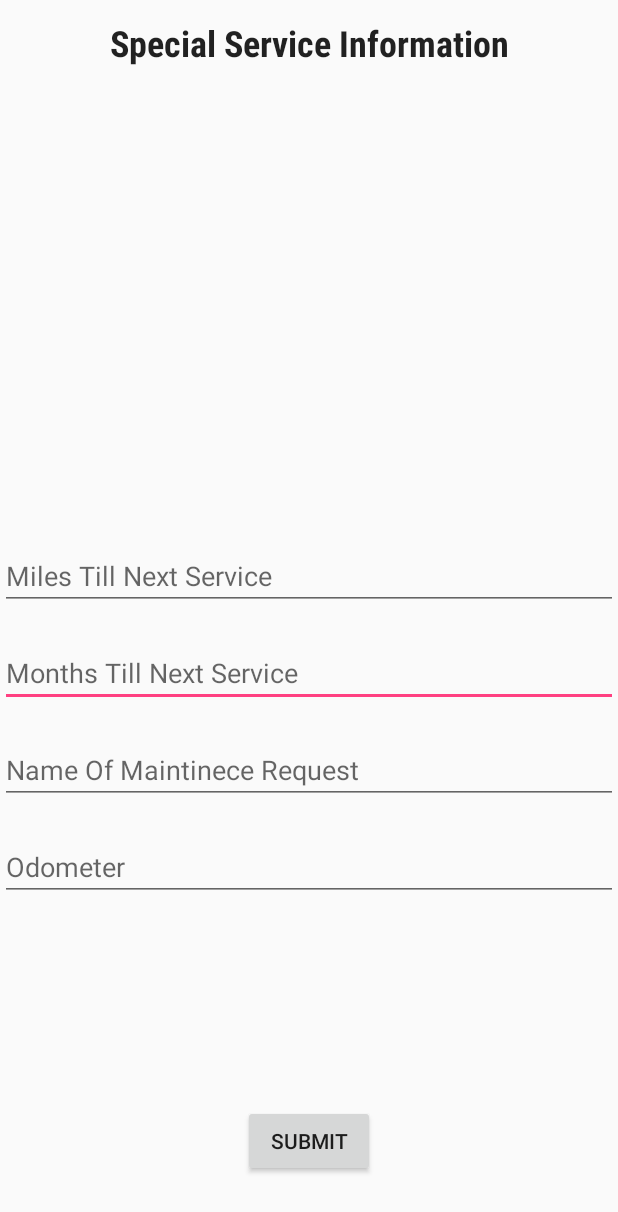
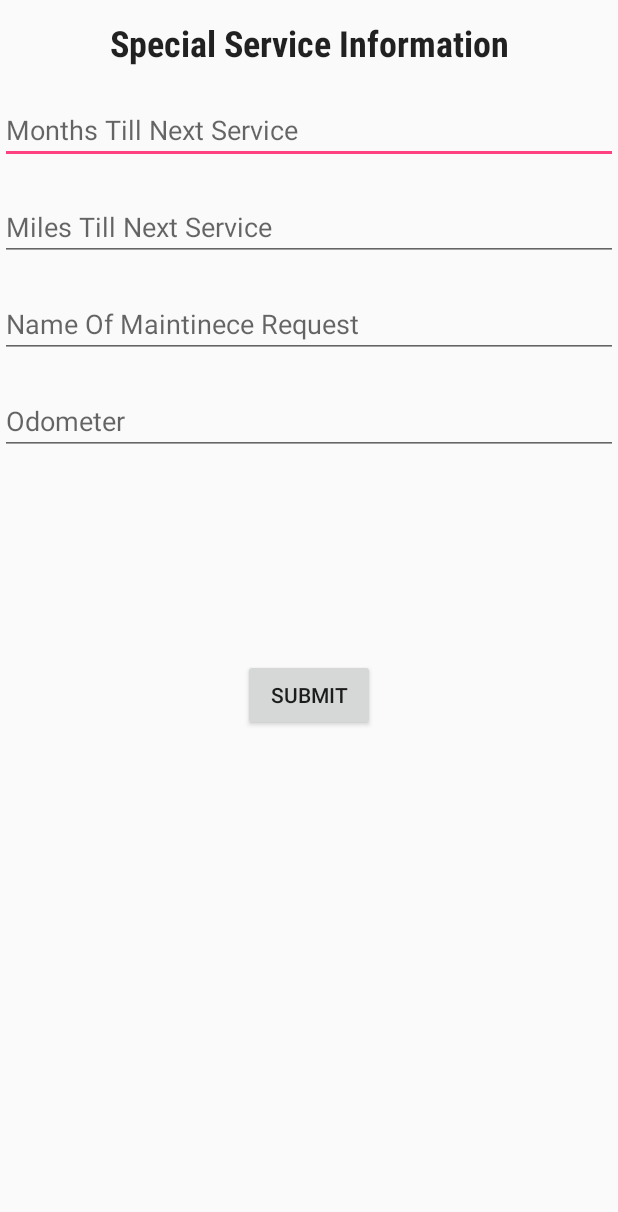
Before and after one commit to bagleric/CarApp, an Android app: the layout extra_features.xml on its own in the app's theme, with its tools: preview values and no code run, on a phone screen of 412 x 824 dp. Shown: the top 1212 px of the screen. Run offline under Robolectric (Android 15) with nearby library versions, the phone set to English and light mode, and no system bars.

Commit message:
Updated Calendar and main layout to have both a landscape and a portrait veiw. Updated activity changes when buttons in main are pressed. Added scroll feature to several screens.

```diff
--- a/app/src/main/AndroidManifest.xml
+++ b/app/src/main/AndroidManifest.xml
@@ -16,6 +16,8 @@
             </intent-filter>
         </activity>
         <activity android:name=".Information_"></activity>
+        <activity android:name=".extraFeatures"></activity>
+        <activity android:name=".My_calendar"></activity>
     </application>
 
 </manifest>
--- a/app/src/main/res/layout/extra_features.xml
+++ b/app/src/main/res/layout/extra_features.xml
@@ -1,7 +1,11 @@
 <?xml version="1.0" encoding="utf-8"?>
-<RelativeLayout xmlns:android="http://schemas.android.com/apk/res/android"
+<ScrollView xmlns:android="http://schemas.android.com/apk/res/android"
+    android:layout_height="match_parent"
+    android:layout_width="match_parent"
+    >
+<LinearLayout xmlns:android="http://schemas.android.com/apk/res/android"
     android:orientation="vertical" android:layout_width="match_parent"
-    android:layout_height="match_parent"
+    android:layout_height="wrap_content"
     android:weightSum="1">
 
     <TextView
@@ -14,18 +18,10 @@
         android:textSize="24sp"
         android:textStyle="normal|bold"
         android:textAlignment="center"
-        android:layout_alignParentTop="true"
-        android:layout_centerHorizontal="true"
+        android:layout_gravity="center_horizontal"
         android:fontFamily="sans-serif-condensed" />
 
-    <Button
-        android:text="Submit"
-        android:layout_width="wrap_content"
-        android:layout_height="wrap_content"
-        android:layout_alignParentBottom="true"
-        android:layout_centerHorizontal="true"
-        android:layout_marginBottom="39dp"
-        android:id="@+id/button" />
+
 
     <EditText
         android:layout_width="match_parent"
@@ -35,9 +31,6 @@
         android:ems="10"
         android:id="@+id/monthsTill"
         android:hint="Months Till Next Service"
-        android:layout_above="@+id/name"
-        android:layout_alignParentLeft="true"
-        android:layout_alignParentStart="true"
         android:layout_marginTop="19dp" />
 
     <EditText
@@ -48,9 +41,6 @@
         android:ems="10"
         android:id="@+id/milesTill"
         android:hint="Miles Till Next Service"
-        android:layout_above="@+id/monthsTill"
-        android:layout_alignParentLeft="true"
-        android:layout_alignParentStart="true"
         android:layout_marginTop="19dp" />
 
     <EditText
@@ -61,9 +51,6 @@
         android:ems="10"
         android:id="@+id/name"
         android:hint="Name Of Maintinece Request"
-        android:layout_above="@+id/Odometer"
-        android:layout_alignParentLeft="true"
-        android:layout_alignParentStart="true"
         android:layout_marginTop="19dp" />
 
     <EditText
@@ -73,9 +60,17 @@
         android:ems="10"
         android:id="@+id/Odometer"
         android:hint="Odometer"
-        android:layout_above="@+id/button"
-        android:layout_alignParentLeft="true"
-        android:layout_alignParentStart="true"
         android:layout_marginBottom="136dp"
         android:layout_marginTop="19dp" />
-</RelativeLayout>
+
+    <Button
+        android:text="Submit"
+        android:layout_width="wrap_content"
+        android:layout_height="wrap_content"
+        android:layout_gravity="center_horizontal"
+        android:layout_marginBottom="39dp"
+        android:id="@+id/button" />
+
+</LinearLayout>
+
+   </ScrollView>
```
Also changed, not shown: app/src/main/java/com/example/carapp/MainActivity.java (+7 -13 lines), app/src/main/java/com/example/carapp/My_calendar.java (+51 -1 lines), app/src/main/res/layout/activity_information_.xml (+9 -3 lines), app/src/main/res/layout/activity_my_calendar.xml (+9 -8 lines), 3 other files.
